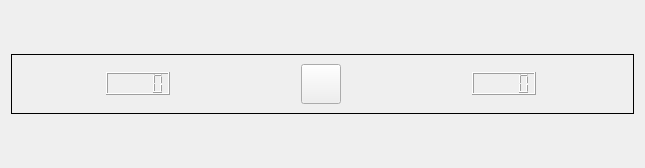
Before: the Qt Designer form CTopWidget.ui in katecpp/sheep_sweeper, drawn with Qt 5.
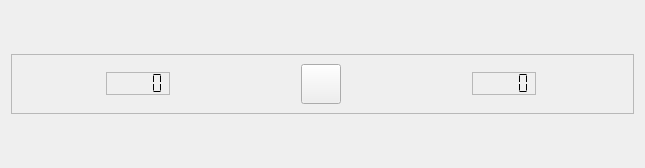
After: the same form once the commit is applied.

Patch:
```diff
--- a/CTopWidget.ui
+++ b/CTopWidget.ui
@@ -35,7 +35,10 @@
       </size>
      </property>
      <property name="frameShape">
-      <enum>QFrame::Panel</enum>
+      <enum>QFrame::StyledPanel</enum>
+     </property>
+     <property name="frameShadow">
+      <enum>QFrame::Raised</enum>
      </property>
      <layout class="QHBoxLayout" name="horizontalLayout">
       <property name="sizeConstraint">
@@ -56,6 +59,18 @@
           <kerning>true</kerning>
          </font>
         </property>
+        <property name="frameShape">
+         <enum>QFrame::StyledPanel</enum>
+        </property>
+        <property name="frameShadow">
+         <enum>QFrame::Sunken</enum>
+        </property>
+        <property name="mode">
+         <enum>QLCDNumber::Dec</enum>
+        </property>
+        <property name="segmentStyle">
+         <enum>QLCDNumber::Flat</enum>
+        </property>
        </widget>
       </item>
       <item>
@@ -129,6 +144,15 @@
           <verstretch>0</verstretch>
          </sizepolicy>
         </property>
+        <property name="frameShape">
+         <enum>QFrame::StyledPanel</enum>
+        </property>
+        <property name="frameShadow">
+         <enum>QFrame::Sunken</enum>
+        </property>
+        <property name="segmentStyle">
+         <enum>QLCDNumber::Flat</enum>
+        </property>
        </widget>
       </item>
      </layout>
```
